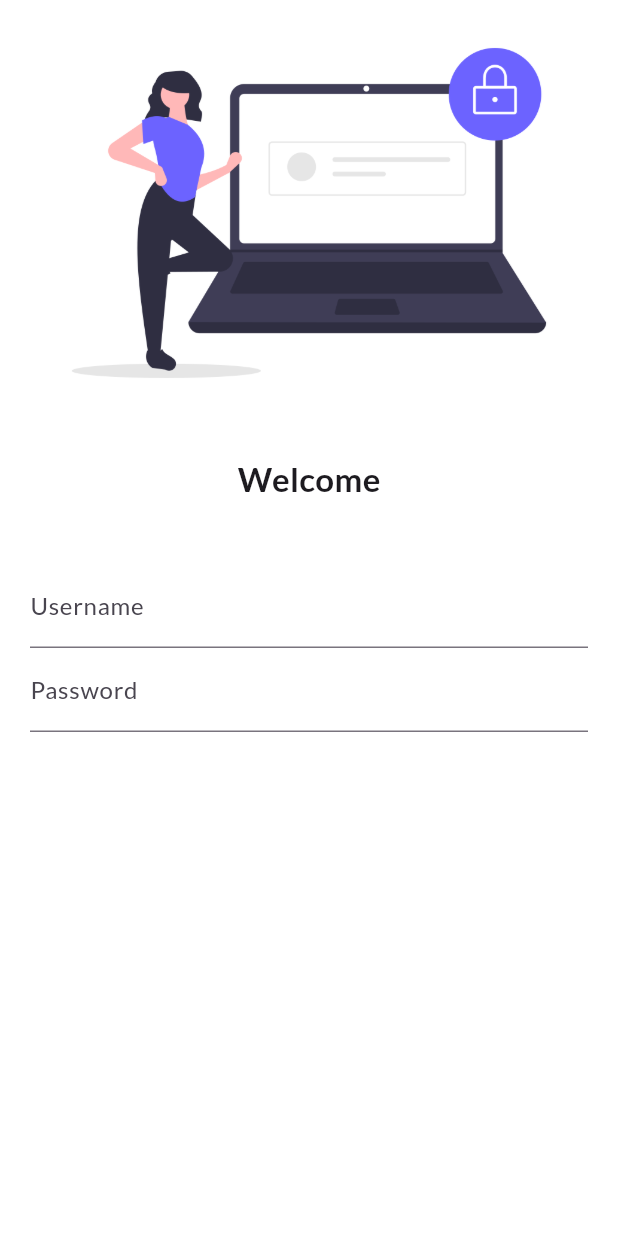
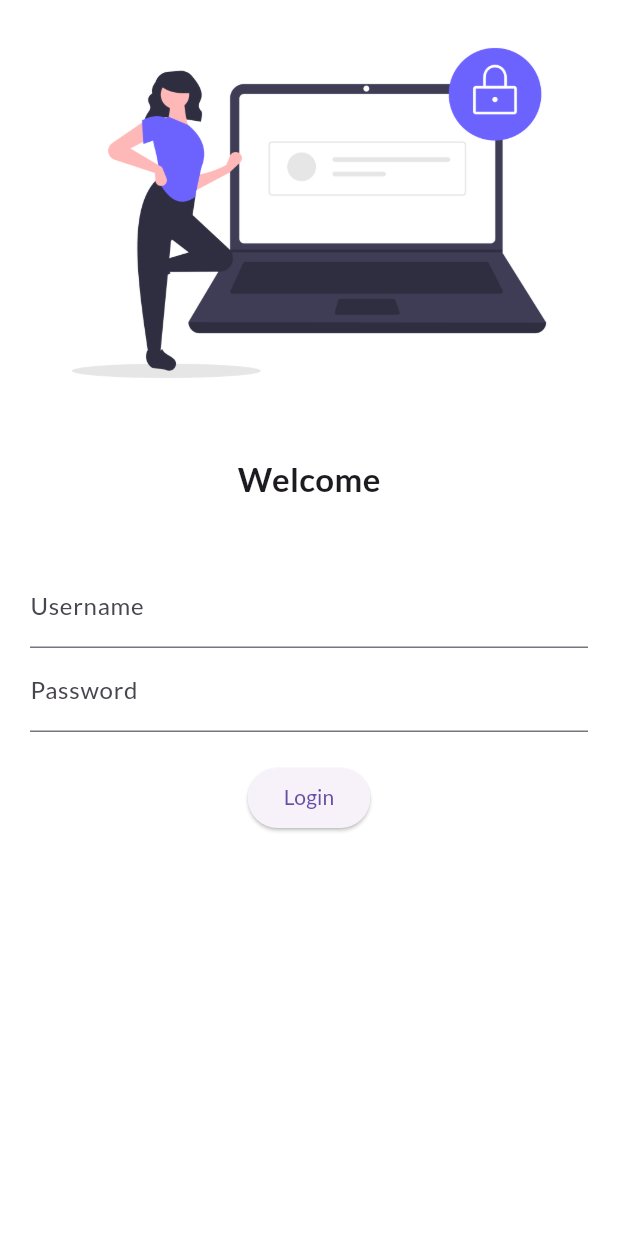
Before and after one commit to rajvardhant/flutter, a Flutter app: the screen it shows after launch, on a phone screen of 412 x 824 dp. Run offline on Flutter 3.47's test engine with Material 3 defaults, Android fonts, the phone set to English and light mode, and no system bars; our stand-ins replace google_fonts.

Commit message:
day4 completed

```diff
--- a/lib/pages/login_page.dart
+++ b/lib/pages/login_page.dart
@@ -36,11 +36,19 @@ class LoginPage extends StatelessWidget {
             ),
           ),
           TextFormField(
+            obscureText: true,
             decoration: const InputDecoration(
               hintText: "Enter your Password",
               labelText: "Password",
             ),
           ),
+          const SizedBox(
+            height: 20.0,
+          ),
+            ElevatedButton(
+              style: TextButton.styleFrom(),
+              onPressed: () {print("Hi raj");},
+              child: const Text("Login"),)
             ],
           ),
         )
```
Also changed, not shown: 1 other file.
